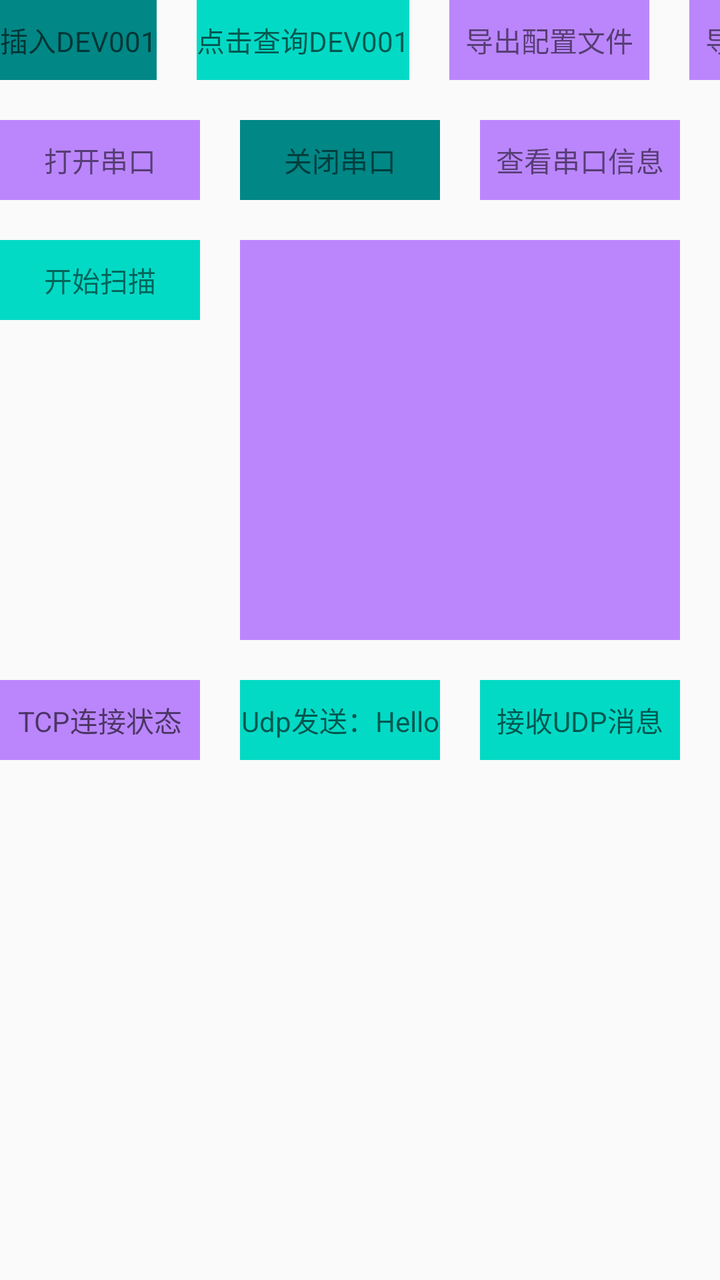
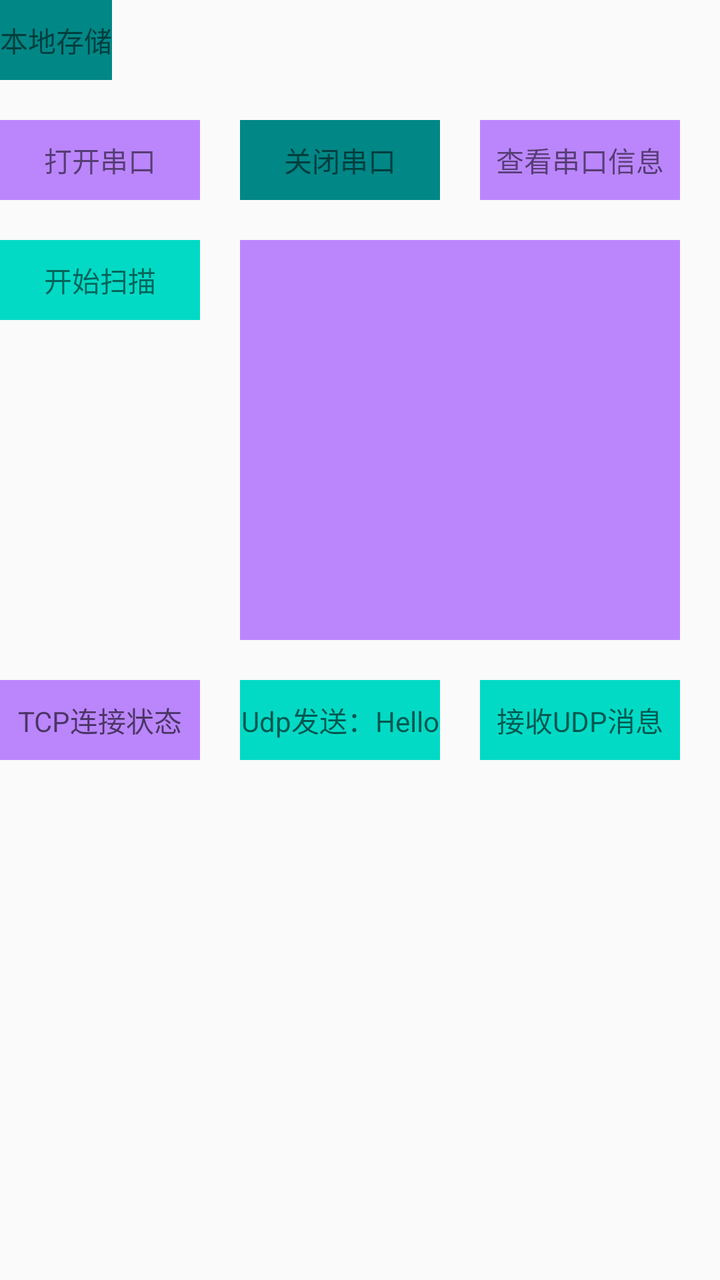

Two renders of the same Android screen: before a commit and after it. Below are the layout's source before the change and the commit's diff.
<!-- AndroidManifest.xml: activity theme AppTheme -->
<!-- res/layout/activity_main.xml -->
<?xml version="1.0" encoding="utf-8"?>
<layout xmlns:android="http://schemas.android.com/apk/res/android"
    xmlns:app="http://schemas.android.com/apk/res-auto">

    <androidx.constraintlayout.widget.ConstraintLayout
        android:layout_width="match_parent"
        android:layout_height="match_parent">

        <androidx.constraintlayout.widget.ConstraintLayout
            android:id="@+id/cl_content1"
            android:layout_width="wrap_content"
            android:layout_height="wrap_content"
            app:layout_constraintStart_toStartOf="parent"
            app:layout_constraintTop_toTopOf="parent"
            >
            <TextView
                android:id="@+id/tv_insert"
                android:layout_width="wrap_content"
                android:layout_height="40dp"
                android:background="@color/teal_700"
                android:gravity="center"
                android:hint="插入DEV001"
                app:layout_constraintStart_toStartOf="parent"
                app:layout_constraintTop_toTopOf="parent"/>

            <TextView
                android:id="@+id/tv_name"
                android:layout_width="wrap_content"
                android:layout_height="40dp"
                android:background="@color/teal_200"
                android:gravity="center"
                android:hint="点击查询DEV001"
                android:layout_marginLeft="20dp"
                app:layout_constraintStart_toEndOf="@id/tv_insert"
                app:layout_constraintTop_toTopOf="parent"/>

            <TextView
                android:id="@+id/tv_export"
                android:layout_width="100dp"
                android:layout_height="40dp"
                android:background="@color/purple_200"
                android:gravity="center"
                android:text="导出配置文件"
                android:layout_marginLeft="20dp"
                app:layout_constraintStart_toEndOf="@id/tv_name"
                app:layout_constraintTop_toTopOf="parent"
                />

            <TextView
                android:id="@+id/tv_import"
                android:layout_width="100dp"
                android:layout_height="40dp"
                android:background="@color/purple_200"
                android:gravity="center"
                android:text="导入配置文件"
                android:layout_marginLeft="20dp"
                app:layout_constraintStart_toEndOf="@id/tv_export"
                app:layout_constraintTop_toTopOf="parent"
                />

            <TextView
                android:id="@+id/tv_content"
                android:layout_width="wrap_content"
                android:layout_height="40dp"
                android:background="@color/teal_700"
                android:gravity="center"
                android:hint="文件内容"
                android:layout_marginLeft="20dp"
                app:layout_constraintStart_toEndOf="@id/tv_import"
                app:layout_constraintTop_toTopOf="@id/tv_import"
                app:layout_constraintBottom_toBottomOf="@id/tv_import"
                />

            <TextView
                android:id="@+id/tv_crash"
                android:layout_width="100dp"
                android:layout_height="40dp"
                android:background="@color/purple_200"
                android:gravity="center"
                android:text="闪退测试"
                android:layout_marginLeft="20dp"
                app:layout_constraintStart_toEndOf="@id/tv_content"
                app:layout_constraintTop_toTopOf="parent"
                />

            <TextView
                android:id="@+id/tv_stop_collect"
                android:layout_width="120dp"
                android:layout_height="40dp"
                android:background="@color/teal_700"
                android:gravity="center"
                android:text="停止work定时采集"
                android:layout_marginLeft="20dp"
                app:layout_constraintStart_toEndOf="@id/tv_crash"
                app:layout_constraintTop_toTopOf="parent"
                />

        </androidx.constraintlayout.widget.ConstraintLayout>

        <androidx.constraintlayout.widget.ConstraintLayout
            android:id="@+id/cl_content2"
            android:layout_width="wrap_content"
            android:layout_height="wrap_content"
            android:layout_marginTop="20dp"
            app:layout_constraintStart_toStartOf="parent"
            app:layout_constraintTop_toBottomOf="@id/cl_content1"
            >

            <TextView
                android:id="@+id/tv_serial"
                android:layout_width="100dp"
                android:layout_height="40dp"
                android:background="@color/purple_200"
                android:text="打开串口"
                android:gravity="center"
                app:layout_constraintStart_toStartOf="parent"
                app:layout_constraintTop_toTopOf="parent"
                />

            <TextView
                android:id="@+id/tv_close_serial"
                android:layout_width="100dp"
                android:layout_height="40dp"
                android:background="@color/teal_700"
                android:text="关闭串口"
                android:gravity="center"
                android:layout_marginLeft="20dp"
                app:layout_constraintStart_toEndOf="@id/tv_serial"
                app:layout_constraintTop_toTopOf="parent"
                />

            <TextView
                android:id="@+id/tv_check_serial"
                android:layout_width="100dp"
                android:layout_height="40dp"
                android:background="@color/purple_200"
                android:text="查看串口信息"
                android:gravity="center"
                android:layout_marginLeft="20dp"
                app:layout_constraintStart_toEndOf="@id/tv_close_serial"
                app:layout_constraintTop_toTopOf="parent"
                />

            <TextView
                android:id="@+id/tv_send"
                android:layout_width="120dp"
                android:layout_height="40dp"
                android:background="@color/teal_700"
                android:text="发送十六进制指令"
                android:gravity="center"
                android:layout_marginLeft="20dp"
                app:layout_constraintStart_toEndOf="@id/tv_check_serial"
                app:layout_constraintTop_toTopOf="parent"
                />

            <TextView
                android:id="@+id/tv_receive"
                android:layout_width="120dp"
                android:layout_height="40dp"
                android:background="@color/purple_200"
                android:text="接收十六进制指令"
                android:gravity="center"
                android:layout_marginLeft="20dp"
                app:layout_constraintStart_toEndOf="@id/tv_send"
                app:layout_constraintTop_toTopOf="parent"
                />

            <TextView
                android:id="@+id/tv_read"
                android:layout_width="100dp"
                android:layout_height="40dp"
                android:background="@color/teal_200"
                android:text="读寄存器"
                android:gravity="center"
                android:layout_marginLeft="20dp"
                app:layout_constraintStart_toEndOf="@id/tv_receive"
                app:layout_constraintTop_toTopOf="parent"
                />

            <TextView
                android:id="@+id/tv_write"
                android:layout_width="100dp"
                android:layout_height="40dp"
                android:background="@color/purple_200"
                android:text="写寄存器"
                android:gravity="center"
                android:layout_marginLeft="20dp"
                app:layout_constraintStart_toEndOf="@id/tv_read"
                app:layout_constraintTop_toTopOf="parent"
                />

            <TextView
                android:id="@+id/tv_state"
                android:layout_width="100dp"
                android:layout_height="40dp"
                android:background="@color/teal_200"
                android:gravity="center"
                android:layout_marginLeft="20dp"
                app:layout_constraintStart_toEndOf="@id/tv_write"
                app:layout_constraintTop_toTopOf="parent"
                />

        </androidx.constraintlayout.widget.ConstraintLayout>

        <androidx.constraintlayout.widget.ConstraintLayout
            android:id="@+id/cl_content3"
            android:layout_width="match_parent"
            android:layout_height="wrap_content"
            android:layout_marginTop="20dp"
            app:layout_constraintStart_toStartOf="parent"
            app:layout_constraintTop_toBottomOf="@id/cl_content2"
            >

            <TextView
                android:id="@+id/tv_scan"
                android:layout_width="100dp"
                android:layout_height="40dp"
                android:background="@color/teal_200"
                android:text="开始扫描"
                android:gravity="center"
                app:layout_constraintStart_toStartOf="parent"
                app:layout_constraintTop_toTopOf="parent"
                />

            <androidx.recyclerview.widget.RecyclerView
                android:id="@+id/rv_device_list"
                android:layout_width="220dp"
                android:layout_height="200dp"
                android:textSize="16sp"
                android:layout_marginLeft="20dp"
                android:hint="扫描到的BLE设备将显示在这里..."
                android:background="@color/purple_200"
                app:layout_constraintStart_toEndOf="@id/tv_scan"
                app:layout_constraintTop_toTopOf="parent"
                />

            <TextView
                android:id="@+id/tv_device_info"
                android:layout_width="100dp"
                android:layout_height="40dp"
                android:background="@color/teal_200"
                android:hint="设备信息"
                android:gravity="center"
                android:layout_marginLeft="20dp"
                app:layout_constraintStart_toEndOf="@id/rv_device_list"
                app:layout_constraintTop_toTopOf="parent"
                />

            <TextView
                android:id="@+id/tv_write_char"
                android:layout_width="100dp"
                android:layout_height="40dp"
                android:background="@color/purple_200"
                android:text="写入特征值"
                android:gravity="center"
                android:layout_marginLeft="20dp"
                app:layout_constraintStart_toEndOf="@id/tv_device_info"
                app:layout_constraintTop_toTopOf="parent"
                />

        </androidx.constraintlayout.widget.ConstraintLayout>

    <androidx.constraintlayout.widget.ConstraintLayout
        android:id="@+id/cl_content4"
        android:layout_width="match_parent"
        android:layout_height="wrap_content"
        android:layout_marginTop="20dp"
        app:layout_constraintStart_toStartOf="parent"
        app:layout_constraintTop_toBottomOf="@id/cl_content3">

        <TextView
            android:id="@+id/tv_tcp"
            android:layout_width="100dp"
            android:layout_height="40dp"
            android:background="@color/purple_200"
            android:gravity="center"
            android:hint="TCP连接状态"
            app:layout_constraintStart_toStartOf="parent"
            app:layout_constraintTop_toTopOf="parent"
            />

        <TextView
            android:id="@+id/tv_udp"
            android:layout_width="100dp"
            android:layout_height="40dp"
            android:background="@color/teal_200"
            android:gravity="center"
            android:hint="Udp发送：Hello"
            android:layout_marginLeft="20dp"
            app:layout_constraintStart_toEndOf="@id/tv_tcp"
            app:layout_constraintTop_toTopOf="parent"
            />

        <TextView
            android:id="@+id/tv_udp_content"
            android:layout_width="100dp"
            android:layout_height="40dp"
            android:background="@color/teal_200"
            android:gravity="center"
            android:hint="接收UDP消息"
            android:layout_marginLeft="20dp"
            app:layout_constraintStart_toEndOf="@id/tv_udp"
            app:layout_constraintTop_toTopOf="parent"
            />

    </androidx.constraintlayout.widget.ConstraintLayout>

    </androidx.constraintlayout.widget.ConstraintLayout>

</layout>
<!-- resources referenced by this layout -->
<resources>
  <color name="purple_200">#FFBB86FC</color>
  <color name="teal_200">#FF03DAC5</color>
  <color name="teal_700">#FF018786</color>
  <style name="AppTheme" parent="Theme.AppCompat.Light.NoActionBar" />
</resources>

<!-- the commit's change to res/layout/activity_main.xml (unified diff, before → after) -->
@@ -6,96 +6,16 @@
         android:layout_width="match_parent"
         android:layout_height="match_parent">
 
-        <androidx.constraintlayout.widget.ConstraintLayout
-            android:id="@+id/cl_content1"
+        <TextView
+            android:id="@+id/tv_store"
             android:layout_width="wrap_content"
-            android:layout_height="wrap_content"
-            app:layout_constraintStart_toStartOf="parent"
-            app:layout_constraintTop_toTopOf="parent"
-            >
-            <TextView
-                android:id="@+id/tv_insert"
-                android:layout_width="wrap_content"
-                android:layout_height="40dp"
-                android:background="@color/teal_700"
-                android:gravity="center"
-                android:hint="插入DEV001"
-                app:layout_constraintStart_toStartOf="parent"
-                app:layout_constraintTop_toTopOf="parent"/>
-
-            <TextView
-                android:id="@+id/tv_name"
-                android:layout_width="wrap_content"
-                android:layout_height="40dp"
-                android:background="@color/teal_200"
-                android:gravity="center"
-                android:hint="点击查询DEV001"
-                android:layout_marginLeft="20dp"
-                app:layout_constraintStart_toEndOf="@id/tv_insert"
-                app:layout_constraintTop_toTopOf="parent"/>
-
-            <TextView
-                android:id="@+id/tv_export"
-                android:layout_width="100dp"
-                android:layout_height="40dp"
-                android:background="@color/purple_200"
-                android:gravity="center"
-                android:text="导出配置文件"
-                android:layout_marginLeft="20dp"
-                app:layout_constraintStart_toEndOf="@id/tv_name"
-                app:layout_constraintTop_toTopOf="parent"
-                />
-
-            <TextView
-                android:id="@+id/tv_import"
-                android:layout_width="100dp"
-                android:layout_height="40dp"
-                android:background="@color/purple_200"
-                android:gravity="center"
-                android:text="导入配置文件"
-                android:layout_marginLeft="20dp"
-                app:layout_constraintStart_toEndOf="@id/tv_export"
-                app:layout_constraintTop_toTopOf="parent"
-                />
-
-            <TextView
-                android:id="@+id/tv_content"
-                android:layout_width="wrap_content"
-                android:layout_height="40dp"
-                android:background="@color/teal_700"
-                android:gravity="center"
-                android:hint="文件内容"
-                android:layout_marginLeft="20dp"
-                app:layout_constraintStart_toEndOf="@id/tv_import"
-                app:layout_constraintTop_toTopOf="@id/tv_import"
-                app:layout_constraintBottom_toBottomOf="@id/tv_import"
-                />
-
-            <TextView
-                android:id="@+id/tv_crash"
-                android:layout_width="100dp"
-                android:layout_height="40dp"
-                android:background="@color/purple_200"
-                android:gravity="center"
-                android:text="闪退测试"
-                android:layout_marginLeft="20dp"
-                app:layout_constraintStart_toEndOf="@id/tv_content"
-                app:layout_constraintTop_toTopOf="parent"
-                />
-
-            <TextView
-                android:id="@+id/tv_stop_collect"
-                android:layout_width="120dp"
-                android:layout_height="40dp"
-                android:background="@color/teal_700"
-                android:gravity="center"
-                android:text="停止work定时采集"
-                android:layout_marginLeft="20dp"
-                app:layout_constraintStart_toEndOf="@id/tv_crash"
-                app:layout_constraintTop_toTopOf="parent"
-                />
-
-        </androidx.constraintlayout.widget.ConstraintLayout>
+            android:layout_height="40dp"
+            android:background="@color/teal_700"
+            android:text="本地存储"
+            android:gravity="center"
+            app:layout_constraintTop_toTopOf="parent"
+            app:layout_constraintStart_toStartOf="parent"
+            />
 
         <androidx.constraintlayout.widget.ConstraintLayout
             android:id="@+id/cl_content2"
@@ -103,7 +23,7 @@
             android:layout_height="wrap_content"
             android:layout_marginTop="20dp"
             app:layout_constraintStart_toStartOf="parent"
-            app:layout_constraintTop_toBottomOf="@id/cl_content1"
+            app:layout_constraintTop_toBottomOf="@id/tv_store"
             >
 
             <TextView
